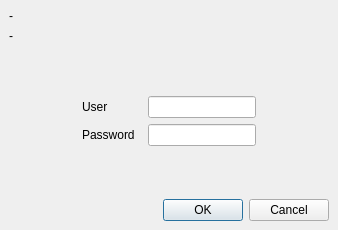
First picture: the form in src/tl/tl/PasswordDialog.ui, repository KLayout/klayout, before the edit.
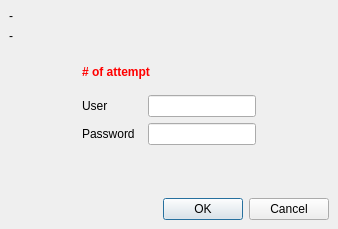
Second picture: the form after the edit.

Commit message: Fixed #66 (Authentication dialog should indicate retry)

```diff
--- a/src/tl/tl/PasswordDialog.ui
+++ b/src/tl/tl/PasswordDialog.ui
@@ -1,12 +1,12 @@
 <ui version="4.0" >
  <class>PasswordDialog</class>
- <widget class="QDialog" name="PasswordDialog" >
-  <property name="geometry" >
+ <widget class="QDialog" name="PasswordDialog">
+  <property name="geometry">
    <rect>
     <x>0</x>
     <y>0</y>
     <width>338</width>
-    <height>230</height>
+    <height>229</height>
    </rect>
   </property>
   <property name="windowTitle" >
@@ -16,22 +16,35 @@
    <property name="margin" >
     <number>9</number>
    </property>
-   <property name="spacing" >
+   <property name="topMargin">
+    <number>9</number>
+   </property>
+   <property name="rightMargin">
+    <number>9</number>
+   </property>
+   <property name="bottomMargin">
+    <number>9</number>
+   </property>
+   <property name="spacing">
     <number>6</number>
    </property>
-   <item row="5" column="1" >
-    <widget class="QLabel" name="label_3" >
-     <property name="text" >
-      <string>Password  </string>
+   <item row="8" column="1" colspan="2">
+    <spacer>
+     <property name="orientation">
+      <enum>Qt::Vertical</enum>
      </property>
-    </widget>
+     <property name="sizeHint" stdset="0">
+      <size>
+       <width>20</width>
+       <height>0</height>
+      </size>
+     </property>
+    </spacer>
    </item>
-   <item row="5" column="2" >
-    <widget class="QLineEdit" name="password_le" >
-     <property name="sizePolicy" >
-      <sizepolicy>
-       <hsizetype>5</hsizetype>
-       <vsizetype>0</vsizetype>
+   <item row="7" column="2">
+    <widget class="QLineEdit" name="password_le">
+     <property name="sizePolicy">
+      <sizepolicy hsizetype="Preferred" vsizetype="Fixed">
        <horstretch>0</horstretch>
        <verstretch>0</verstretch>
       </sizepolicy>
@@ -41,63 +54,141 @@
      </property>
     </widget>
    </item>
-   <item row="4" column="2" >
-    <widget class="QLineEdit" name="user_le" >
-     <property name="sizePolicy" >
-      <sizepolicy>
-       <hsizetype>5</hsizetype>
-       <vsizetype>0</vsizetype>
-       <horstretch>0</horstretch>
-       <verstretch>0</verstretch>
-      </sizepolicy>
-     </property>
-    </widget>
-   </item>
-   <item row="4" column="0" >
-    <spacer>
-     <property name="orientation" >
-      <enum>Qt::Horizontal</enum>
-     </property>
-     <property name="sizeType" >
-      <enum>QSizePolicy::Expanding</enum>
-     </property>
-     <property name="sizeHint" >
-      <size>
-       <width>10</width>
-       <height>20</height>
-      </size>
-     </property>
-    </spacer>
-   </item>
-   <item row="4" column="1" >
-    <widget class="QLabel" name="label" >
-     <property name="text" >
+   <item row="6" column="1">
+    <widget class="QLabel" name="label">
+     <property name="text">
       <string>User</string>
      </property>
     </widget>
    </item>
-   <item row="3" column="1" colspan="2" >
+   <item row="7" column="1">
+    <widget class="QLabel" name="label_3">
+     <property name="text">
+      <string>Password  </string>
+     </property>
+    </widget>
+   </item>
+   <item row="6" column="2">
+    <widget class="QLineEdit" name="user_le">
+     <property name="sizePolicy">
+      <sizepolicy hsizetype="Preferred" vsizetype="Fixed">
+       <horstretch>0</horstretch>
+       <verstretch>0</verstretch>
+      </sizepolicy>
+     </property>
+    </widget>
+   </item>
+   <item row="9" column="0" colspan="4">
+    <widget class="QDialogButtonBox" name="buttonBox">
+     <property name="orientation">
+      <enum>Qt::Horizontal</enum>
+     </property>
+     <property name="standardButtons">
+      <set>QDialogButtonBox::Cancel|QDialogButtonBox::Ok</set>
+     </property>
+    </widget>
+   </item>
+   <item row="0" column="0" rowspan="2" colspan="4">
+    <widget class="QLabel" name="realm_label">
+     <property name="text">
+      <string>-</string>
+     </property>
+     <property name="alignment">
+      <set>Qt::AlignLeading|Qt::AlignLeft|Qt::AlignVCenter</set>
+     </property>
+     <property name="wordWrap">
+      <bool>false</bool>
+     </property>
+    </widget>
+   </item>
+   <item row="3" column="1" colspan="2">
     <spacer>
      <property name="orientation" >
       <enum>Qt::Vertical</enum>
      </property>
-     <property name="sizeType" >
-      <enum>QSizePolicy::Expanding</enum>
+     <property name="sizeType">
+      <enum>QSizePolicy::Fixed</enum>
      </property>
-     <property name="sizeHint" >
+     <property name="sizeHint" stdset="0">
       <size>
        <width>20</width>
-       <height>0</height>
+       <height>16</height>
       </size>
      </property>
     </spacer>
    </item>
-   <item row="4" column="3" >
+   <item row="6" column="0">
     <spacer>
      <property name="orientation" >
       <enum>Qt::Horizontal</enum>
      </property>
-     <property name="sizeHint" >
+     <property name="sizeType">
+      <enum>QSizePolicy::Expanding</enum>
+     </property>
+     <property name="sizeHint" stdset="0">
+      <size>
+       <width>10</width>
+       <height>20</height>
+      </size>
+     </property>
+    </spacer>
+   </item>
+   <item row="4" column="1" colspan="3">
+    <widget class="QLabel" name="attempt_label">
+     <property name="palette">
+      <palette>
+       <active>
+        <colorrole role="WindowText">
+         <brush brushstyle="SolidPattern">
+          <color alpha="255">
+           <red>255</red>
+           <green>0</green>
+           <blue>0</blue>
+          </color>
+         </brush>
+        </colorrole>
+       </active>
+       <inactive>
+        <colorrole role="WindowText">
+         <brush brushstyle="SolidPattern">
+          <color alpha="255">
+           <red>255</red>
+           <green>0</green>
+           <blue>0</blue>
+          </color>
+         </brush>
+        </colorrole>
+       </inactive>
+       <disabled>
+        <colorrole role="WindowText">
+         <brush brushstyle="SolidPattern">
+          <color alpha="255">
+           <red>190</red>
+           <green>190</green>
+           <blue>190</blue>
+          </color>
+         </brush>
+        </colorrole>
+       </disabled>
+      </palette>
+     </property>
+     <property name="font">
+      <font>
+       <weight>75</weight>
+       <bold>true</bold>
+      </font>
+     </property>
+     <property name="text">
+      <string># of attempt</string>
+     </property>
+    </widget>
+   </item>
+   <item row="6" column="3">
+    <spacer>
+     <property name="orientation">
+      <enum>Qt::Horizontal</enum>
+     </property>
+     <property name="sizeHint" stdset="0">
       <size>
        <width>40</width>
        <height>20</height>
@@ -105,19 +196,9 @@
      </property>
     </spacer>
    </item>
-   <item row="7" column="0" colspan="4" >
-    <widget class="QDialogButtonBox" name="buttonBox" >
-     <property name="orientation" >
-      <enum>Qt::Horizontal</enum>
-     </property>
-     <property name="standardButtons" >
-      <set>QDialogButtonBox::Cancel|QDialogButtonBox::NoButton|QDialogButtonBox::Ok</set>
-     </property>
-    </widget>
-   </item>
-   <item row="2" column="0" colspan="4" >
-    <widget class="QLabel" name="where_label" >
-     <property name="text" >
+   <item row="2" column="0" colspan="4">
+    <widget class="QLabel" name="where_label">
+     <property name="text">
       <string>-</string>
      </property>
      <property name="alignment" >
@@ -128,28 +209,18 @@
      </property>
     </widget>
    </item>
-   <item rowspan="2" row="0" column="0" colspan="4" >
-    <widget class="QLabel" name="realm_label" >
-     <property name="text" >
-      <string>-</string>
-     </property>
-     <property name="alignment" >
-      <set>Qt::AlignLeading|Qt::AlignLeft|Qt::AlignVCenter</set>
-     </property>
-     <property name="wordWrap" >
-      <bool>false</bool>
-     </property>
-    </widget>
-   </item>
-   <item row="6" column="1" colspan="2" >
-    <spacer>
-     <property name="orientation" >
+   <item row="5" column="1" colspan="2">
+    <spacer name="verticalSpacer">
+     <property name="orientation">
       <enum>Qt::Vertical</enum>
      </property>
-     <property name="sizeHint" >
+     <property name="sizeType">
+      <enum>QSizePolicy::Fixed</enum>
+     </property>
+     <property name="sizeHint" stdset="0">
       <size>
        <width>20</width>
-       <height>0</height>
+       <height>10</height>
       </size>
      </property>
     </spacer>
```
Left out of the diff: 27 changed lines with no effect on the pictures. The commit also changes 2 other files.
